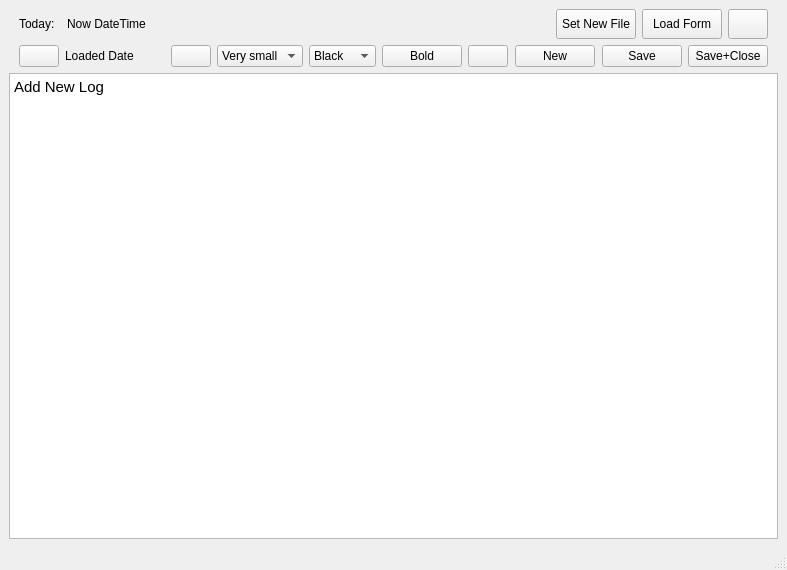
Mubshr07/SecuredDiary, file GUI/InsertNew.ui: the form before one commit.
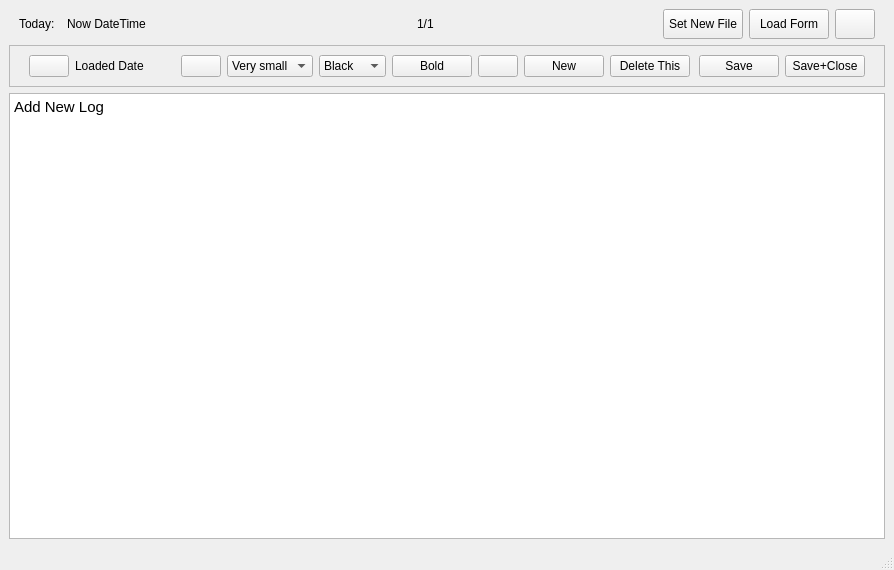
The form after the commit. Icons and pictures are not drawn.

What changed in the file:
```diff
--- a/GUI/InsertNew.ui
+++ b/GUI/InsertNew.ui
@@ -6,7 +6,7 @@
    <rect>
     <x>0</x>
     <y>0</y>
-    <width>787</width>
+    <width>894</width>
     <height>570</height>
    </rect>
   </property>
@@ -68,6 +68,26 @@
         </property>
        </widget>
       </item>
+      <item>
+       <spacer name="horizontalSpacer_8">
+        <property name="orientation">
+         <enum>Qt::Horizontal</enum>
+        </property>
+        <property name="sizeHint" stdset="0">
+         <size>
+          <width>40</width>
+          <height>20</height>
+         </size>
+        </property>
+       </spacer>
+      </item>
+      <item>
+       <widget class="QLabel" name="lblCurrentIndexWithTotalRecords">
+        <property name="text">
+         <string>1/1</string>
+        </property>
+       </widget>
+      </item>
       <item>
        <spacer name="horizontalSpacer_3">
         <property name="orientation">
@@ -151,6 +171,13 @@
      </layout>
     </item>
     <item>
+     <widget class="QFrame" name="frameNewLogControl">
+      <property name="frameShape">
+       <enum>QFrame::StyledPanel</enum>
+      </property>
+      <property name="frameShadow">
+       <enum>QFrame::Raised</enum>
+      </property>
      <layout class="QHBoxLayout" name="horizontalLayout">
       <item>
        <spacer name="horizontalSpacer_2">
@@ -332,7 +359,7 @@
         </property>
         <property name="sizeHint" stdset="0">
          <size>
-          <width>40</width>
+           <width>26</width>
           <height>20</height>
          </size>
         </property>
@@ -345,6 +372,13 @@
         </property>
        </widget>
       </item>
+       <item>
+        <widget class="QPushButton" name="deleteThisLogPushButton">
+         <property name="text">
+          <string>Delete This</string>
+         </property>
+        </widget>
+       </item>
       <item>
        <spacer name="horizontalSpacer">
         <property name="orientation">
@@ -397,6 +431,7 @@
        </spacer>
       </item>
      </layout>
+     </widget>
     </item>
     <item>
      <widget class="QTextEdit" name="plainTextEdit">
```
Left out of the diff: 2 changed lines with no effect on the pictures. Lines whose indentation alone changed are shown as unchanged.
